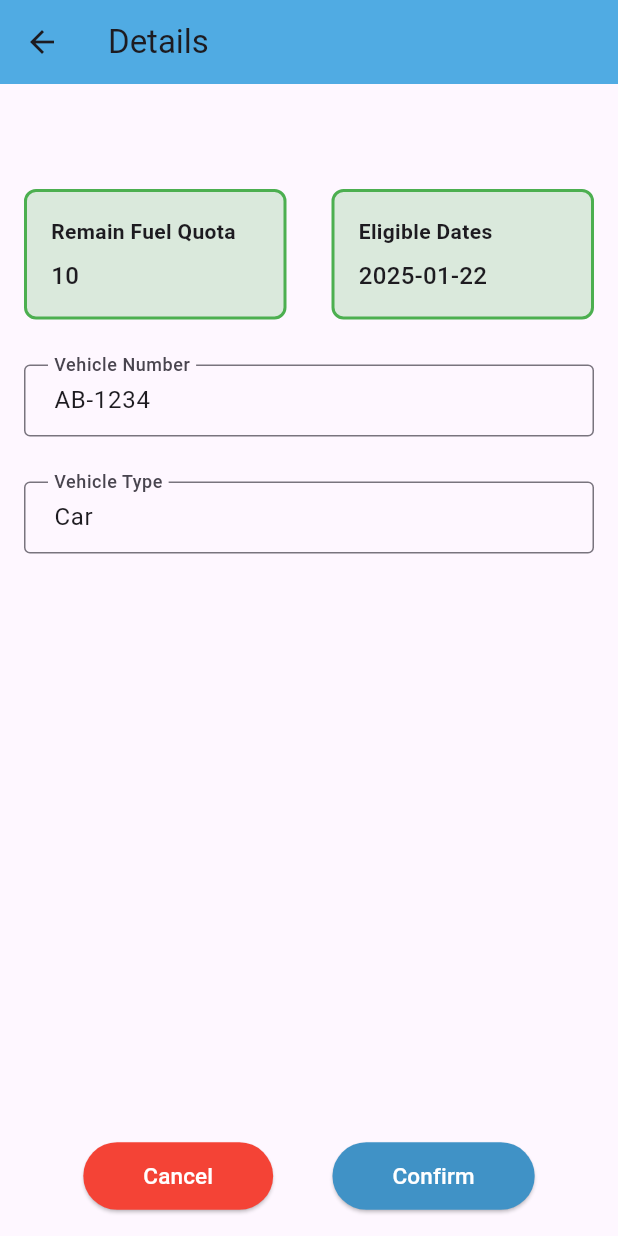
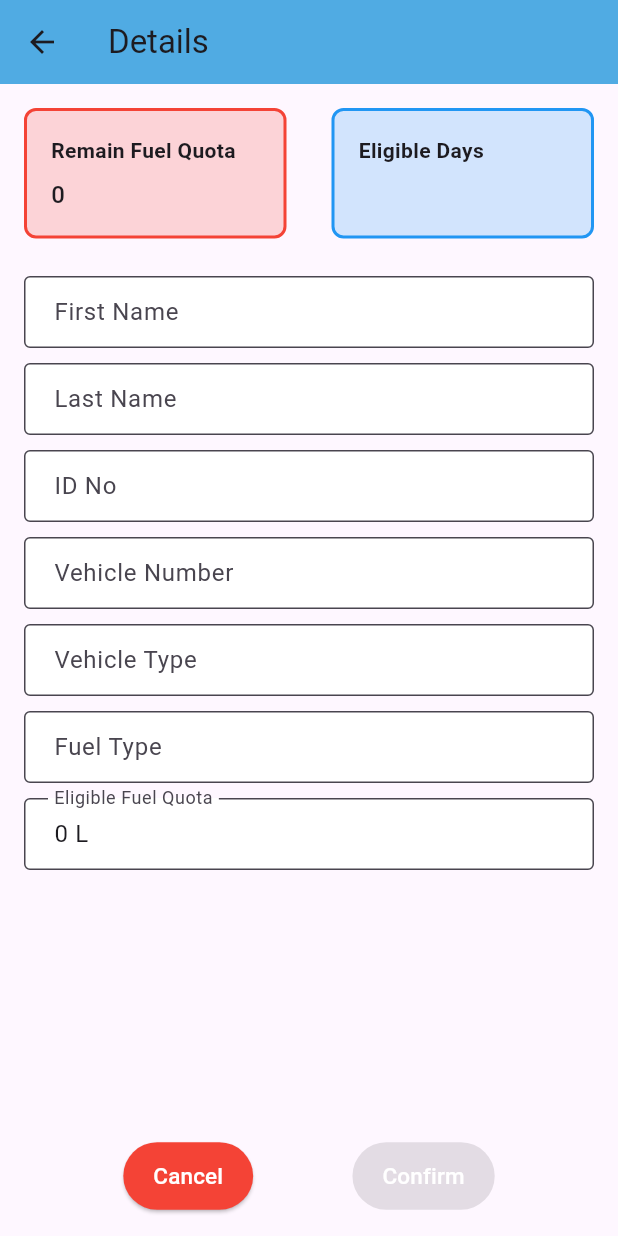
Before and after one commit to pubudu2003060/SENG-22212-Group-Project, a Flutter app: the DetailsScreen screen opened by its route, on a phone screen of 412 x 824 dp. Run offline on Flutter 3.47's test engine with Material 3 defaults, Android fonts, the phone set to English and light mode, and no system bars; missing offline and left inert: mobile_scanner.

Commit message:
correct login and qr read and read details

```diff
--- a/mobile_app/lib/login.dart
+++ b/mobile_app/lib/login.dart
@@ -39,7 +39,7 @@ class _LoginScreenState extends State<LoginScreen> {
       return;
     }
 
-    final url = Uri.parse('http://localhost:8080/api/v1/loginfuelstation');
+    final url = Uri.parse('http://192.168.1.173:8080/api/v1/loginfuelstation');
 
     final body = json.encode({
       'registeredId': regNoController.text,
--- a/mobile_app/lib/main.dart
+++ b/mobile_app/lib/main.dart
@@ -27,7 +27,7 @@ class MyApp extends StatelessWidget {
          '/login': (context) => LoginScreen(),
          '/ownerregister': (context) => OwnerRegisterScreen(),
          '/qr_scanner': (context) => QRScannerScreen(),
-         '/qr_details':(context) => DetailsScreen(vehicleNumber: ''),
+        '/qr_details':(context) => DetailsScreen(vehicleNumber: '', firstName: '', lastName: '', idNo: '', vehicalType: '', vehicalNo: '', fualType: '', eligibleDays: '', eligibleFuelQuota: 0, remainFuel: 0,),
          '/station_registration' : (context) => StationRegisterScreen(stationOwnerId:-1,),
          '/pumpping_fuel_quata' : (context) => PumpingFuelQuota(),
 
--- a/mobile_app/lib/ownerregister.dart
+++ b/mobile_app/lib/ownerregister.dart
@@ -57,7 +57,7 @@ class OwnerRegisterScreen extends StatelessWidget {
     final String phoneNo = phoneNoController.text;
     final String nic = nicController.text;
 
-    final url = Uri.parse('http://localhost:8080/api/v1/addfuelstationowner');
+    final url = Uri.parse('http://192.168.1.173:8080/api/v1/addfuelstationowner');
 
     final body = json.encode({
       'firstName': firstName,
--- a/mobile_app/lib/qr_details.dart
+++ b/mobile_app/lib/qr_details.dart
@@ -1,45 +1,46 @@
 import 'package:flutter/material.dart';
 
 class DetailsScreen extends StatefulWidget {
-  final String vehicleNumber;
-  DetailsScreen({Key? key, required this.vehicleNumber}) : super(key: key);
+  final String firstName;
+  final String lastName;
+  final String idNo;
+  final String vehicalType;
+  final String vehicalNo;
+  final String fualType;
+  final String eligibleDays;
+  final int eligibleFuelQuota;
+  final int remainFuel;
+
+  const DetailsScreen({
+    Key? key,
+    required this.firstName,
+    required this.lastName,
+    required this.idNo,
+    required this.vehicalType,
+    required this.vehicalNo,
+    required this.fualType,
+    required this.eligibleDays,
+    required this.eligibleFuelQuota,
+    required this.remainFuel,
+    required String vehicleNumber,
+  }) : super(key: key);
 
   @override
   _DetailsScreenState createState() => _DetailsScreenState();
 }
 
 class _DetailsScreenState extends State<DetailsScreen> {
-  final TextEditingController fuelQuotaController = TextEditingController();
-  final TextEditingController eligibleDatesController = TextEditingController();
-  final TextEditingController vehicleNumberController = TextEditingController();
-  final TextEditingController vehicleTypeController = TextEditingController();
-
   bool isEligible = false;
 
   @override
   void initState() {
     super.initState();
-    _fetchDataFromBackend();
-  }
-
-  void _fetchDataFromBackend() {
-    setState(() {
-      fuelQuotaController.text = '10';
-      eligibleDatesController.text = '2025-01-22';
-      vehicleNumberController.text = 'AB-1234';
-      vehicleTypeController.text = 'Car';
-      _checkEligibility();
-    });
+    _checkEligibility();
   }
 
   void _checkEligibility() {
-    final fuelQuota = int.tryParse(fuelQuotaController.text) ?? 0;
-    final eligibleDate = DateTime.tryParse(eligibleDatesController.text);
-    final today = DateTime.now();
-
     setState(() {
-      isEligible = fuelQuota > 0 &&
-          (eligibleDate != null && eligibleDate.isBefore(today));
+      isEligible = widget.remainFuel > 0;
     });
   }
 
@@ -51,8 +52,7 @@ class _DetailsScreenState extends State<DetailsScreen> {
         backgroundColor: const Color.fromARGB(255, 80, 171, 227),
       ),
       body: Padding(
-        padding: const EdgeInsets.only(
-            top: 70.0, bottom: 16.0, left: 16.0, right: 16.0),
+        padding: const EdgeInsets.all(16.0),
         child: Column(
           crossAxisAlignment: CrossAxisAlignment.stretch,
           children: [
@@ -61,90 +61,53 @@ class _DetailsScreenState extends State<DetailsScreen> {
                 Expanded(
                   child: _buildColoredBox(
                       'Remain Fuel Quota',
-                      fuelQuotaController.text,
+                      '${widget.remainFuel}',
                       isEligible ? Colors.green : Colors.red),
                 ),
                 SizedBox(width: 30.0),
                 Expanded(
                   child: _buildColoredBox(
-                      'Eligible Dates',
-                      eligibleDatesController.text,
-                      isEligible ? Colors.green : Colors.red),
+                      'Eligible Days', widget.eligibleDays, Colors.blue),
                 ),
               ],
             ),
-            SizedBox(height: 30.0),
-            TextField(
-              controller: vehicleNumberController,
-              decoration: InputDecoration(
-                labelText: 'Vehicle Number',
-                labelStyle:
-                    TextStyle(fontSize: 16.0, fontWeight: FontWeight.w500),
-                border: OutlineInputBorder(),
-                contentPadding:
-                    EdgeInsets.symmetric(vertical: 12, horizontal: 16),
-              ),
-              readOnly: true,
-            ),
-            SizedBox(height: 30.0),
-            TextField(
-              controller: vehicleTypeController,
-              decoration: InputDecoration(
-                labelText: 'Vehicle Type',
-                labelStyle:
-                    TextStyle(fontSize: 16.0, fontWeight: FontWeight.w500),
-                border: OutlineInputBorder(),
-                contentPadding:
-                    EdgeInsets.symmetric(vertical: 12, horizontal: 16),
-              ),
-              readOnly: true,
-            ),
+            SizedBox(height: 20.0),
+            _buildInfoTile('First Name', widget.firstName),
+            _buildInfoTile('Last Name', widget.lastName),
+            _buildInfoTile('ID No', widget.idNo),
+            _buildInfoTile('Vehicle Number', widget.vehicalNo),
+            _buildInfoTile('Vehicle Type', widget.vehicalType),
+            _buildInfoTile('Fuel Type', widget.fualType),
+            _buildInfoTile(
+                'Eligible Fuel Quota', '${widget.eligibleFuelQuota} L'),
             Spacer(),
             Row(
               mainAxisAlignment: MainAxisAlignment.spaceEvenly,
               children: [
                 ElevatedButton(
-                  onPressed: () {
-                    Navigator.pop(context);
-                  },
+                  onPressed: () =>
+                      Navigator.pushReplacementNamed(context, '/qr_scanner'),
                   style: ElevatedButton.styleFrom(
                     backgroundColor: Colors.red,
-                    padding: EdgeInsets.symmetric(horizontal: 40, vertical: 12),
+                    padding: EdgeInsets.symmetric(horizontal: 20, vertical: 12),
                   ),
                   child: Text(
                     'Cancel',
-                    style: TextStyle(
-                      color: Colors.white,
-                      fontSize: 15.0,
-                    ),
+                    style: TextStyle(color: Colors.white, fontSize: 15.0),
                   ),
                 ),
                 ElevatedButton(
-                  onPressed: () {
-                    final fuelQuota =
-                        int.tryParse(fuelQuotaController.text) ?? 0;
-
-                    if (fuelQuota == 0) {
-                      ScaffoldMessenger.of(context).showSnackBar(
-                        SnackBar(
-                          content: Text('Fuel quota is 0. Cannot proceed.'),
-                        ),
-                      );
-                    } else {
-                      Navigator.pushNamed(context,
-                          '/pumpping_fuel_quata'); // Navigate to the next page
-                    }
-                  },
+                  onPressed: isEligible
+                      ? () =>
+                          Navigator.pushNamed(context, '/pumpping_fuel_quata')
+                      : null,
                   style: ElevatedButton.styleFrom(
                     backgroundColor: Color.fromARGB(255, 64, 146, 198),
-                    padding: EdgeInsets.symmetric(horizontal: 40, vertical: 12),
+                    padding: EdgeInsets.symmetric(horizontal: 20, vertical: 12),
                   ),
                   child: Text(
                     'Confirm',
-                    style: TextStyle(
-                      color: Colors.white,
-                      fontSize: 15.0,
-                    ),
+                    style: TextStyle(color: Colors.white, fontSize: 15.0),
                   ),
                 ),
               ],
@@ -166,17 +129,30 @@ class _DetailsScreenState extends State<DetailsScreen> {
       child: Column(
         crossAxisAlignment: CrossAxisAlignment.start,
         children: [
-          Text(
-            label,
-            style: TextStyle(fontSize: 14.0, fontWeight: FontWeight.w600),
-          ),
+          Text(label,
+              style: TextStyle(fontSize: 14.0, fontWeight: FontWeight.w600)),
           SizedBox(height: 8.0),
-          Text(
-            value,
-            style: TextStyle(fontSize: 16.0, fontWeight: FontWeight.w500),
-          ),
+          Text(value,
+              style: TextStyle(fontSize: 16.0, fontWeight: FontWeight.w500)),
         ],
       ),
     );
   }
+
+  Widget _buildInfoTile(String label, String value) {
+    return Padding(
+      padding: const EdgeInsets.symmetric(vertical: 5.0),
+      child: TextField(
+        readOnly: true,
+        decoration: InputDecoration(
+          labelText: label,
+          border: OutlineInputBorder(),
+          filled: true,
+          fillColor: Colors.white,
+          contentPadding: EdgeInsets.symmetric(vertical: 12, horizontal: 16),
+        ),
+        controller: TextEditingController(text: value),
+      ),
+    );
+  }
 }
--- a/mobile_app/lib/station_registration.dart
+++ b/mobile_app/lib/station_registration.dart
@@ -76,7 +76,7 @@ class _StationRegisterScreenState extends State<StationRegisterScreen> {
       return;
     }
 
-    final url = Uri.parse('http://localhost:8080/api/v1/addfuelstation');
+    final url = Uri.parse('http://192.168.1.173:8080/api/v1/addfuelstation');
 
     final body = json.encode({
       'location': addressController.text,
```
Also changed, not shown: mobile_app/lib/pumpping_fuel_quata.dart (+18 -8 lines), mobile_app/lib/qr_scanner.dart (+61 -110 lines).
